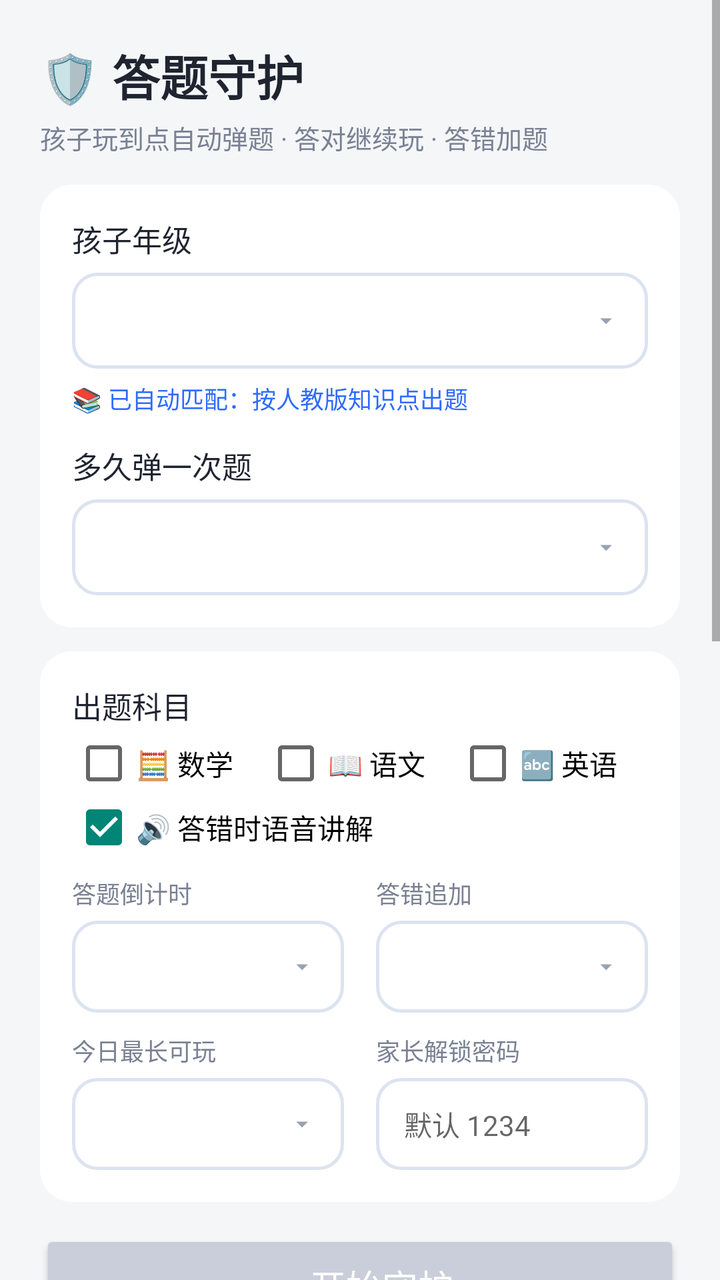
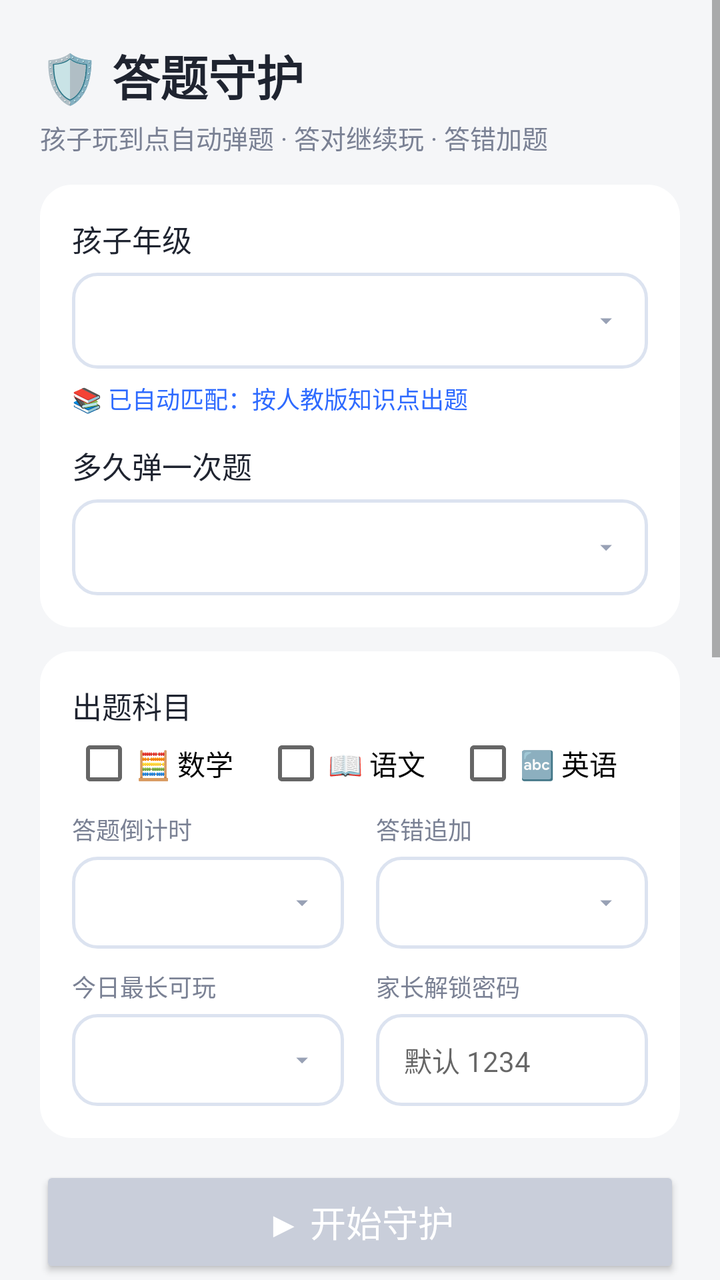

Screens rendered from an Android XML layout before and after an edit, with the pre-edit source and the edit as a unified diff.
<!-- AndroidManifest.xml: application theme Theme.AnswerLock -->
<!-- res/layout/activity_main.xml -->
<?xml version="1.0" encoding="utf-8"?>
<FrameLayout xmlns:android="http://schemas.android.com/apk/res/android"
    android:layout_width="match_parent"
    android:layout_height="match_parent"
    android:background="#F5F6F8">

    <ScrollView
        android:layout_width="match_parent"
        android:layout_height="match_parent"
        android:background="#F5F6F8">

        <LinearLayout
            android:layout_width="match_parent"
            android:layout_height="wrap_content"
            android:orientation="vertical"
            android:padding="20dp">

            <TextView
                android:layout_width="wrap_content"
                android:layout_height="wrap_content"
                android:text="🛡️ 答题守护"
                android:textColor="#1F2430"
                android:textSize="24sp"
                android:textStyle="bold" />

            <TextView
                android:layout_width="wrap_content"
                android:layout_height="wrap_content"
                android:layout_marginTop="4dp"
                android:layout_marginBottom="14dp"
                android:text="孩子玩到点自动弹题 · 答对继续玩 · 答错加题"
                android:textColor="#7A8194"
                android:textSize="13sp" />

            
            <LinearLayout
                android:id="@+id/hintCard"
                android:layout_width="match_parent"
                android:layout_height="wrap_content"
                android:layout_marginBottom="12dp"
                android:background="@drawable/bg_hint"
                android:clickable="true"
                android:focusable="true"
                android:orientation="horizontal"
                android:padding="12dp"
                android:visibility="gone">

                <TextView
                    android:id="@+id/hintTv"
                    android:layout_width="0dp"
                    android:layout_height="wrap_content"
                    android:layout_weight="1"
                    android:lineSpacingExtra="2dp"
                    android:text="⚠️ 华为还需打开「后台弹窗」权限，否则离开本页后弹不出来"
                    android:textColor="#C0392B"
                    android:textSize="13sp" />

                <TextView
                    android:layout_width="wrap_content"
                    android:layout_height="wrap_content"
                    android:layout_gravity="center_vertical"
                    android:layout_marginStart="8dp"
                    android:text="去打开 ›"
                    android:textColor="#C0392B"
                    android:textSize="13sp"
                    android:textStyle="bold" />
            </LinearLayout>

            
            <LinearLayout
                android:layout_width="match_parent"
                android:layout_height="wrap_content"
                android:background="@drawable/bg_section"
                android:orientation="vertical"
                android:padding="16dp">

                <TextView
                    android:layout_width="wrap_content"
                    android:layout_height="wrap_content"
                    android:text="孩子年级"
                    android:textColor="#1F2430"
                    android:textSize="15sp" />

                <Spinner
                    android:id="@+id/gradeSp"
                    android:layout_width="match_parent"
                    android:layout_height="48dp"
                    android:layout_marginTop="6dp"
                    android:background="@drawable/bg_spinner"
                    android:paddingStart="14dp"
                    android:paddingEnd="40dp" />

                <TextView
                    android:id="@+id/autoTv"
                    android:layout_width="wrap_content"
                    android:layout_height="wrap_content"
                    android:layout_marginTop="6dp"
                    android:text="📚 已自动匹配：按人教版知识点出题"
                    android:textColor="#2F6BFF"
                    android:textSize="12sp" />

                <TextView
                    android:layout_width="wrap_content"
                    android:layout_height="wrap_content"
                    android:layout_marginTop="14dp"
                    android:text="多久弹一次题"
                    android:textColor="#1F2430"
                    android:textSize="15sp" />

                <Spinner
                    android:id="@+id/intervalSp"
                    android:layout_width="match_parent"
                    android:layout_height="48dp"
                    android:layout_marginTop="6dp"
                    android:background="@drawable/bg_spinner"
                    android:paddingStart="14dp"
                    android:paddingEnd="40dp" />
            </LinearLayout>

            
            <LinearLayout
                android:layout_width="match_parent"
                android:layout_height="wrap_content"
                android:layout_marginTop="12dp"
                android:background="@drawable/bg_section"
                android:orientation="vertical"
                android:padding="16dp">

                <TextView
                    android:layout_width="wrap_content"
                    android:layout_height="wrap_content"
                    android:text="出题科目"
                    android:textColor="#1F2430"
                    android:textSize="15sp" />

                <LinearLayout
                    android:layout_width="match_parent"
                    android:layout_height="wrap_content"
                    android:layout_marginTop="2dp"
                    android:orientation="horizontal">

                    <CheckBox
                        android:id="@+id/chkMath"
                        android:layout_width="0dp"
                        android:layout_height="wrap_content"
                        android:layout_weight="1"
                        android:text="🧮 数学"
                        android:textSize="14sp" />

                    <CheckBox
                        android:id="@+id/chkChinese"
                        android:layout_width="0dp"
                        android:layout_height="wrap_content"
                        android:layout_weight="1"
                        android:text="📖 语文"
                        android:textSize="14sp" />

                    <CheckBox
                        android:id="@+id/chkEnglish"
                        android:layout_width="0dp"
                        android:layout_height="wrap_content"
                        android:layout_weight="1"
                        android:text="🔤 英语"
                        android:textSize="14sp" />
                </LinearLayout>

                <CheckBox
                    android:id="@+id/voiceChk"
                    android:layout_width="wrap_content"
                    android:layout_height="wrap_content"
                    android:checked="true"
                    android:text="🔊 答错时语音讲解"
                    android:textSize="14sp" />

                <LinearLayout
                    android:layout_width="match_parent"
                    android:layout_height="wrap_content"
                    android:layout_marginTop="8dp"
                    android:orientation="horizontal">

                    <LinearLayout
                        android:layout_width="0dp"
                        android:layout_height="wrap_content"
                        android:layout_marginEnd="8dp"
                        android:layout_weight="1"
                        android:orientation="vertical">

                        <TextView
                            android:layout_width="wrap_content"
                            android:layout_height="wrap_content"
                            android:text="答题倒计时"
                            android:textColor="#7A8194"
                            android:textSize="12sp" />

                        <Spinner
                            android:id="@+id/quizTimeSp"
                            android:layout_width="match_parent"
                            android:layout_height="46dp"
                            android:layout_marginTop="5dp"
                            android:background="@drawable/bg_spinner"
                            android:paddingStart="12dp"
                            android:paddingEnd="34dp" />
                    </LinearLayout>

                    <LinearLayout
                        android:layout_width="0dp"
                        android:layout_height="wrap_content"
                        android:layout_marginStart="8dp"
                        android:layout_weight="1"
                        android:orientation="vertical">

                        <TextView
                            android:layout_width="wrap_content"
                            android:layout_height="wrap_content"
                            android:text="答错追加"
                            android:textColor="#7A8194"
                            android:textSize="12sp" />

                        <Spinner
                            android:id="@+id/penaltySp"
                            android:layout_width="match_parent"
                            android:layout_height="46dp"
                            android:layout_marginTop="5dp"
                            android:background="@drawable/bg_spinner"
                            android:paddingStart="12dp"
                            android:paddingEnd="34dp" />
                    </LinearLayout>
                </LinearLayout>

                <LinearLayout
                    android:layout_width="match_parent"
                    android:layout_height="wrap_content"
                    android:layout_marginTop="10dp"
                    android:orientation="horizontal">

                    <LinearLayout
                        android:layout_width="0dp"
                        android:layout_height="wrap_content"
                        android:layout_marginEnd="8dp"
                        android:layout_weight="1"
                        android:orientation="vertical">

                        <TextView
                            android:layout_width="wrap_content"
                            android:layout_height="wrap_content"
                            android:text="今日最长可玩"
                            android:textColor="#7A8194"
                            android:textSize="12sp" />

                        <Spinner
                            android:id="@+id/dailySp"
                            android:layout_width="match_parent"
                            android:layout_height="46dp"
                            android:layout_marginTop="5dp"
                            android:background="@drawable/bg_spinner"
                            android:paddingStart="12dp"
                            android:paddingEnd="34dp" />
                    </LinearLayout>

                    <LinearLayout
                        android:layout_width="0dp"
                        android:layout_height="wrap_content"
                        android:layout_marginStart="8dp"
                        android:layout_weight="1"
                        android:orientation="vertical">

                        <TextView
                            android:layout_width="wrap_content"
                            android:layout_height="wrap_content"
                            android:text="家长解锁密码"
                            android:textColor="#7A8194"
                            android:textSize="12sp" />

                        <EditText
                            android:id="@+id/pwdEt"
                            android:layout_width="match_parent"
                            android:layout_height="46dp"
                            android:layout_marginTop="5dp"
                            android:background="@drawable/bg_field"
                            android:gravity="center_vertical"
                            android:hint="默认 1234"
                            android:inputType="textPassword"
                            android:maxLength="8"
                            android:paddingStart="14dp"
                            android:paddingEnd="12dp"
                            android:textSize="14sp" />
                    </LinearLayout>
                </LinearLayout>
            </LinearLayout>

            
            <Button
                android:id="@+id/startBtn"
                android:layout_width="match_parent"
                android:layout_height="56dp"
                android:layout_marginTop="14dp"
                android:backgroundTint="#C9CEDA"
                android:text="▶ 开始守护"
                android:textColor="#FFFFFF"
                android:textSize="18sp" />

            <TextView
                android:id="@+id/startHintTv"
                android:layout_width="match_parent"
                android:layout_height="wrap_content"
                android:layout_marginTop="7dp"
                android:gravity="center"
                android:text="点一下就好，缺的权限会自动带你逐项打开"
                android:textColor="#9AA3B5"
                android:textSize="12sp" />

            
            <LinearLayout
                android:id="@+id/noticeCard"
                android:layout_width="match_parent"
                android:layout_height="wrap_content"
                android:layout_marginTop="14dp"
                android:background="@drawable/bg_notice"
                android:clickable="true"
                android:focusable="true"
                android:orientation="vertical"
                android:padding="16dp">

                <TextView
                    android:layout_width="wrap_content"
                    android:layout_height="wrap_content"
                    android:text="📌 使用须知"
                    android:textColor="#C0392B"
                    android:textSize="15sp"
                    android:textStyle="bold" />

                <TextView
                    android:layout_width="match_parent"
                    android:layout_height="wrap_content"
                    android:layout_marginTop="7dp"
                    android:lineSpacingExtra="4dp"
                    android:text="1 · 点上面的大按钮开始守护，缺的系统权限会自动带你一项一项打开，回来自动继续；再点一下就停止。\n2 · 启动后会教你把后台卡片锁住（只需一次）：从屏幕底部上滑并停住 → 找到「答题守护」→ 按住卡片往下拉 → 点 🔒。\n3 · 锁好之后：上划划不掉、一键清理也清不掉；孩子点开卡片只能看到家长密码屏。\n4 · 你急用手机时：弹题窗右上角有「🆘 紧急解锁」，输家长密码就跳过，10 分钟内不弹题也不计时长。\n5 · 换手机、重装 App 才需要重新锁一次。"
                    android:textColor="#8C4038"
                    android:textSize="12.5sp" />

                <TextView
                    android:id="@+id/adminLine"
                    android:layout_width="match_parent"
                    android:layout_height="wrap_content"
                    android:layout_marginTop="11dp"
                    android:background="@drawable/bg_field"
                    android:clickable="true"
                    android:focusable="true"
                    android:paddingStart="12dp"
                    android:paddingTop="10dp"
                    android:paddingEnd="12dp"
                    android:paddingBottom="10dp"
                    android:text="🛡️ 防卸载保护：未开启 · 点此开启（可选，挡住孩子在设置里强行停止和卸载）"
                    android:textColor="#B26A00"
                    android:textSize="12sp" />

                <TextView
                    android:layout_width="match_parent"
                    android:layout_height="wrap_content"
                    android:layout_marginTop="8dp"
                    android:text="点本卡片可随时重看锁卡片的方法"
                    android:textColor="#C39A93"
                    android:textSize="11sp" />
            </LinearLayout>

            <TextView
                android:id="@+id/statusTv"
                android:layout_width="match_parent"
                android:layout_height="wrap_content"
                android:layout_marginTop="14dp"
                android:text="⚪ 未启动 · 选好年级和间隔，点上面的「开始守护」即可"
                android:textColor="#1F2430"
                android:textSize="15sp"
                android:textStyle="bold" />

            <TextView
                android:id="@+id/diagToggle"
                android:layout_width="wrap_content"
                android:layout_height="wrap_content"
                android:layout_marginTop="14dp"
                android:paddingTop="6dp"
                android:paddingBottom="6dp"
                android:text="🩺 弹题不正常？诊断与修复 ▾"
                android:textColor="#B26A00"
                android:textSize="14sp" />

            <LinearLayout
                android:id="@+id/diagBox"
                android:layout_width="match_parent"
                android:layout_height="wrap_content"
                android:orientation="vertical"
                android:visibility="gone">

                <TextView
                    android:id="@+id/diagTv"
                    android:layout_width="match_parent"
                    android:layout_height="wrap_content"
                    android:layout_marginTop="6dp"
                    android:lineSpacingExtra="4dp"
                    android:text="诊断中…"
                    android:textColor="#7A8194"
                    android:textSize="13sp" />

                <Button
                    android:id="@+id/fixBtn"
                    android:layout_width="match_parent"
                    android:layout_height="46dp"
                    android:layout_marginTop="8dp"
                    android:backgroundTint="#FFF4E5"
                    android:text="🔧 一键修复权限"
                    android:textColor="#B26A00" />

                <Button
                    android:id="@+id/test10Btn"
                    android:layout_width="match_parent"
                    android:layout_height="46dp"
                    android:layout_marginTop="8dp"
                    android:backgroundTint="#E6F7EE"
                    android:text="⚡ 10 秒后弹题（快速验证）"
                    android:textColor="#0B7A4B" />

                <Button
                    android:id="@+id/voiceTestBtn"
                    android:layout_width="match_parent"
                    android:layout_height="46dp"
                    android:layout_marginTop="8dp"
                    android:backgroundTint="#EEF2FF"
                    android:text="🔊 测试语音讲解（听听有没有声音）"
                    android:textColor="#2F6BFF" />

                <Button
                    android:id="@+id/huaweiBtn"
                    android:layout_width="match_parent"
                    android:layout_height="46dp"
                    android:layout_marginTop="8dp"
                    android:backgroundTint="#FDECEC"
                    android:text="📱 华为防冻结设置（图解）"
                    android:textColor="#C0392B" />
            </LinearLayout>

            <Space
                android:layout_width="match_parent"
                android:layout_height="30dp" />
        </LinearLayout>
    </ScrollView>

    
    <LinearLayout
        android:id="@+id/lockLayer"
        android:layout_width="match_parent"
        android:layout_height="match_parent"
        android:background="#F5F6F8"
        android:gravity="center"
        android:orientation="vertical"
        android:padding="32dp"
        android:visibility="gone">

        <TextView
            android:layout_width="wrap_content"
            android:layout_height="wrap_content"
            android:text="🛡️"
            android:textSize="52sp" />

        <TextView
            android:layout_width="wrap_content"
            android:layout_height="wrap_content"
            android:layout_marginTop="10dp"
            android:text="守护运行中"
            android:textColor="#1F2430"
            android:textSize="20sp"
            android:textStyle="bold" />

        <TextView
            android:layout_width="wrap_content"
            android:layout_height="wrap_content"
            android:layout_marginTop="8dp"
            android:gravity="center"
            android:lineSpacingExtra="3dp"
            android:text="设置已锁定，需要家长密码才能修改"
            android:textColor="#7A8194"
            android:textSize="13sp" />

        <EditText
            android:id="@+id/unlockEt"
            android:layout_width="200dp"
            android:layout_height="48dp"
            android:layout_marginTop="20dp"
            android:background="@drawable/bg_field"
            android:gravity="center"
            android:hint="家长密码"
            android:inputType="numberPassword"
            android:maxLength="8"
            android:textSize="16sp" />

        <Button
            android:id="@+id/unlockBtn"
            android:layout_width="200dp"
            android:layout_height="48dp"
            android:layout_marginTop="12dp"
            android:backgroundTint="#2F6BFF"
            android:text="解锁设置"
            android:textColor="#FFFFFF"
            android:textSize="15sp" />

        <TextView
            android:id="@+id/lockErrTv"
            android:layout_width="wrap_content"
            android:layout_height="wrap_content"
            android:layout_marginTop="10dp"
            android:text="密码不对"
            android:textColor="#C0392B"
            android:textSize="12sp"
            android:visibility="gone" />
    </LinearLayout>
</FrameLayout>
<!-- resources referenced by this layout -->
<resources>
  <!-- drawable bg_field (drawable) -->
  <?xml version="1.0" encoding="utf-8"?>
  <shape xmlns:android="http://schemas.android.com/apk/res/android">
      <solid android:color="#FFFFFF" />
      <corners android:radius="12dp" />
      <stroke
          android:width="1.5dp"
          android:color="#DCE3F0" />
  </shape>
  <!-- drawable bg_hint (drawable) -->
  <?xml version="1.0" encoding="utf-8"?>
  <shape xmlns:android="http://schemas.android.com/apk/res/android">
      <solid android:color="#FFF2F1" />
      <corners android:radius="12dp" />
      <stroke
          android:width="1.5dp"
          android:color="#FFD3CF" />
  </shape>
  <!-- drawable bg_notice (drawable) -->
  <?xml version="1.0" encoding="utf-8"?>
  <shape xmlns:android="http://schemas.android.com/apk/res/android">
      <solid android:color="#FFF6F5" />
      <corners android:radius="16dp" />
      <stroke
          android:width="1.5dp"
          android:color="#FFD9D5" />
  </shape>
  <!-- drawable bg_section (drawable) -->
  <?xml version="1.0" encoding="utf-8"?>
  <shape xmlns:android="http://schemas.android.com/apk/res/android">
      <solid android:color="#FFFFFF" />
      <corners android:radius="16dp" />
  </shape>
  <!-- drawable bg_spinner (drawable) -->
  <?xml version="1.0" encoding="utf-8"?>
  <layer-list xmlns:android="http://schemas.android.com/apk/res/android">
      <item>
          <shape>
              <solid android:color="#FFFFFF" />
              <corners android:radius="12dp" />
              <stroke
                  android:width="1.5dp"
                  android:color="#DCE3F0" />
          </shape>
      </item>
      <item
          android:width="14dp"
          android:height="14dp"
          android:right="14dp"
          android:gravity="end|center_vertical"
          android:drawable="@drawable/ic_chevron_down" />
  </layer-list>
  <style name="Theme.AnswerLock" parent="Theme.AppCompat.Light.NoActionBar">
          <item name="android:statusBarColor">#F5F6F8</item>
          <item name="android:windowLightStatusBar">true</item>
      </style>
  <!-- drawable ic_chevron_down (drawable) -->
  <?xml version="1.0" encoding="utf-8"?>
  <vector xmlns:android="http://schemas.android.com/apk/res/android"
      android:width="14dp"
      android:height="14dp"
      android:viewportWidth="24"
      android:viewportHeight="24">
      <path
          android:fillColor="#98A1B5"
          android:pathData="M7,10l5,5l5,-5z" />
  </vector>
</resources>

<!-- the commit's change to res/layout/activity_main.xml (unified diff, before → after) -->
@@ -1,4 +1,5 @@
 <?xml version="1.0" encoding="utf-8"?>
+
 <FrameLayout xmlns:android="http://schemas.android.com/apk/res/android"
     android:layout_width="match_parent"
     android:layout_height="match_parent"
@@ -163,14 +164,6 @@
                         android:text="🔤 英语"
                         android:textSize="14sp" />
                 </LinearLayout>
-
-                <CheckBox
-                    android:id="@+id/voiceChk"
-                    android:layout_width="wrap_content"
-                    android:layout_height="wrap_content"
-                    android:checked="true"
-                    android:text="🔊 答错时语音讲解"
-                    android:textSize="14sp" />
 
                 <LinearLayout
                     android:layout_width="match_parent"
@@ -420,15 +413,6 @@
                     android:textColor="#0B7A4B" />
 
                 <Button
-                    android:id="@+id/voiceTestBtn"
-                    android:layout_width="match_parent"
-                    android:layout_height="46dp"
-                    android:layout_marginTop="8dp"
-                    android:backgroundTint="#EEF2FF"
-                    android:text="🔊 测试语音讲解（听听有没有声音）"
-                    android:textColor="#2F6BFF" />
-
-                <Button
                     android:id="@+id/huaweiBtn"
                     android:layout_width="match_parent"
                     android:layout_height="46dp"
